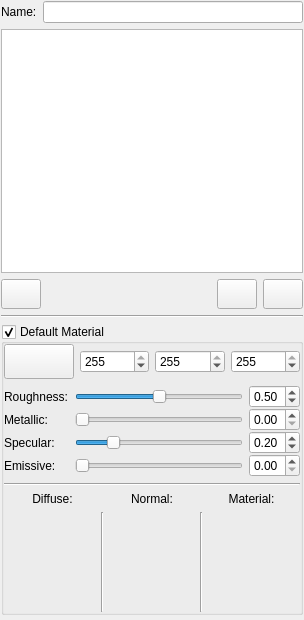
Old version of the form Source/TIMEditor/MeshEditor.ui in the repository williamallas/TIMEngine2.
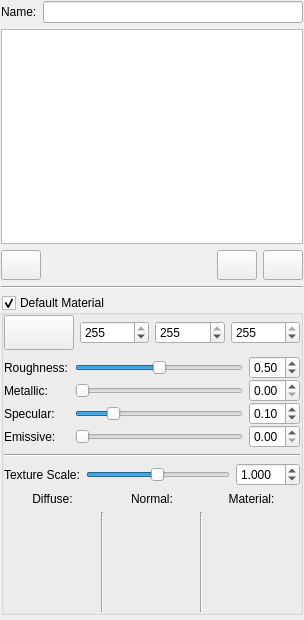
New version of the form. Icons and pictures are not drawn.

Patch:
```diff
--- a/Source/TIMEditor/MeshEditor.ui
+++ b/Source/TIMEditor/MeshEditor.ui
@@ -262,7 +262,7 @@
            <double>0.050000000000000</double>
           </property>
           <property name="value">
-           <double>0.200000000000000</double>
+           <double>0.100000000000000</double>
           </property>
          </widget>
         </item>
@@ -385,6 +385,46 @@
         </property>
        </widget>
       </item>
+      <item>
+       <layout class="QHBoxLayout" name="horizontalLayout_5">
+        <item>
+         <widget class="QLabel" name="label_6">
+          <property name="text">
+           <string>Texture Scale:</string>
+          </property>
+         </widget>
+        </item>
+        <item>
+         <widget class="QSlider" name="dm_textureScaleSlider">
+          <property name="minimum">
+           <number>1</number>
+          </property>
+          <property name="maximum">
+           <number>1000</number>
+          </property>
+          <property name="value">
+           <number>500</number>
+          </property>
+          <property name="orientation">
+           <enum>Qt::Horizontal</enum>
+          </property>
+         </widget>
+        </item>
+        <item>
+         <widget class="QDoubleSpinBox" name="dm_textureScaleVal">
+          <property name="decimals">
+           <number>3</number>
+          </property>
+          <property name="singleStep">
+           <double>0.100000000000000</double>
+          </property>
+          <property name="value">
+           <double>1.000000000000000</double>
+          </property>
+         </widget>
+        </item>
+       </layout>
+      </item>
       <item>
        <layout class="QGridLayout" name="gridLayout_2">
         <property name="horizontalSpacing">
```
Left out of the diff: 20 changed lines with no effect on the pictures.
